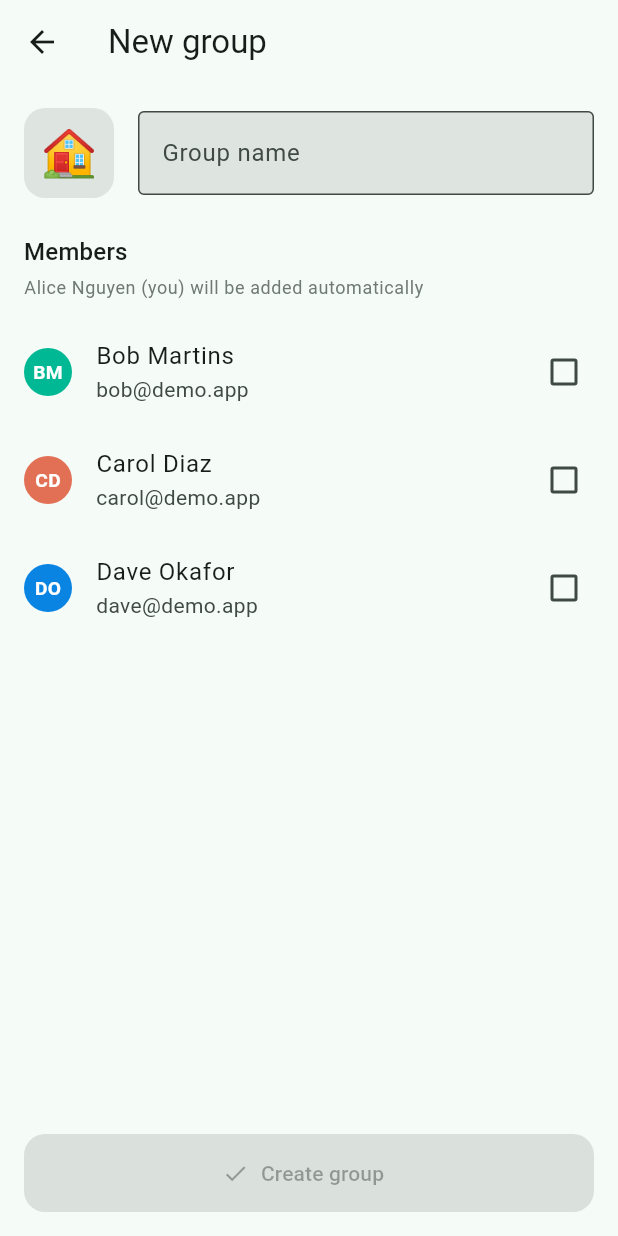
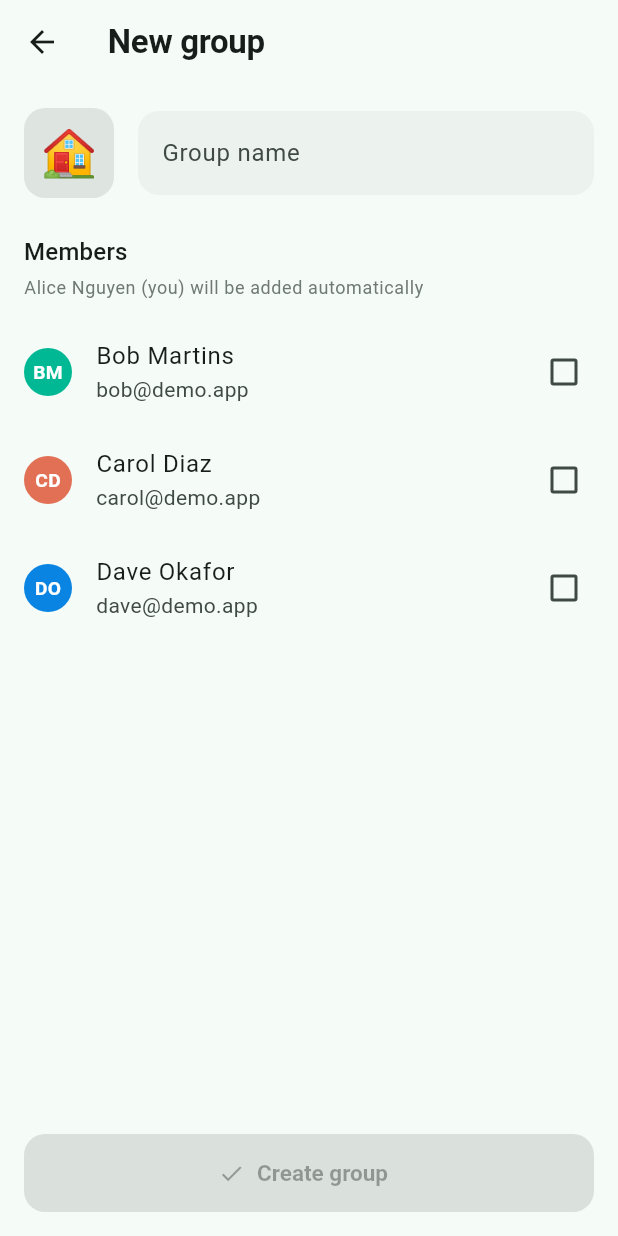
Before and after one commit to muhammadafzal-dev/splitwise_clone, a Flutter app: the screen it shows after launch, after a tap on "New group", on a phone screen of 412 x 824 dp. Run offline on Flutter 3.47's test engine with Material 3 defaults, Android fonts, the phone set to English and light mode, and no system bars; our stand-ins replace cloud_firestore, firebase_auth, firebase_core, flutter_riverpod, freezed_annotation, go_router; accounts and stored records are empty.

Commit message:
feat(ui): polish theme + expense detail sheet + success feedback
- richer M3 theme: rounded filled inputs, nav bar, chips, floating snackbars
- tap an expense to see the full per-person split breakdown
- greeting header + group total-spent header
- keep content visible on refresh instead of flashing a spinner

```diff
--- a/lib/app/theme.dart
+++ b/lib/app/theme.dart
@@ -18,34 +18,75 @@ class AppTheme {
       useMaterial3: true,
       colorScheme: colorScheme,
       scaffoldBackgroundColor: colorScheme.surface,
+      visualDensity: VisualDensity.adaptivePlatformDensity,
       appBarTheme: AppBarTheme(
         backgroundColor: colorScheme.surface,
         surfaceTintColor: colorScheme.surfaceTint,
         centerTitle: false,
         scrolledUnderElevation: 2,
+        titleTextStyle: TextStyle(
+          color: colorScheme.onSurface,
+          fontSize: 22,
+          fontWeight: FontWeight.w700,
+          letterSpacing: -0.2,
+        ),
       ),
       cardTheme: CardThemeData(
         elevation: 0,
         clipBehavior: Clip.antiAlias,
         shape: RoundedRectangleBorder(
-          borderRadius: BorderRadius.circular(16),
+          borderRadius: BorderRadius.circular(18),
           side: BorderSide(color: colorScheme.outlineVariant),
         ),
       ),
       listTileTheme: const ListTileThemeData(
         contentPadding: EdgeInsets.symmetric(horizontal: 16),
       ),
-      inputDecorationTheme: const InputDecorationTheme(
-        border: OutlineInputBorder(),
+      navigationBarTheme: NavigationBarThemeData(
+        elevation: 3,
+        height: 68,
+        backgroundColor: colorScheme.surface,
+        indicatorColor: colorScheme.primaryContainer,
+        labelTextStyle: WidgetStateProperty.resolveWith(
+          (states) => TextStyle(
+            fontSize: 12,
+            fontWeight: states.contains(WidgetState.selected)
+                ? FontWeight.w700
+                : FontWeight.w500,
+          ),
+        ),
+      ),
+      inputDecorationTheme: InputDecorationTheme(
         filled: true,
+        fillColor: colorScheme.surfaceContainerHighest.withValues(alpha: 0.4),
+        border: OutlineInputBorder(
+          borderRadius: BorderRadius.circular(14),
+          borderSide: BorderSide.none,
+        ),
+        enabledBorder: OutlineInputBorder(
+          borderRadius: BorderRadius.circular(14),
+          borderSide: BorderSide.none,
+        ),
+        focusedBorder: OutlineInputBorder(
+          borderRadius: BorderRadius.circular(14),
+          borderSide: BorderSide(color: colorScheme.primary, width: 2),
+        ),
       ),
       filledButtonTheme: FilledButtonThemeData(
         style: FilledButton.styleFrom(
           minimumSize: const Size.fromHeight(52),
+          textStyle: const TextStyle(fontSize: 15, fontWeight: FontWeight.w600),
           shape: RoundedRectangleBorder(
             borderRadius: BorderRadius.circular(14),
           ),
         ),
+      ),
+      chipTheme: ChipThemeData(
+        shape: RoundedRectangleBorder(borderRadius: BorderRadius.circular(10)),
+      ),
+      snackBarTheme: SnackBarThemeData(
+        behavior: SnackBarBehavior.floating,
+        shape: RoundedRectangleBorder(borderRadius: BorderRadius.circular(12)),
       ),
       dividerTheme: DividerThemeData(
         color: colorScheme.outlineVariant,
@@ -63,13 +104,13 @@ class BalanceColors {
 
   static Color positive(BuildContext context) =>
       Theme.of(context).brightness == Brightness.dark
-          ? const Color(0xFF4ADE80)
-          : const Color(0xFF15803D);
+      ? const Color(0xFF4ADE80)
+      : const Color(0xFF15803D);
 
   static Color negative(BuildContext context) =>
       Theme.of(context).brightness == Brightness.dark
-          ? const Color(0xFFFB7185)
-          : const Color(0xFFBE123C);
+      ? const Color(0xFFFB7185)
+      : const Color(0xFFBE123C);
 
   /// Colour for a signed amount: green if owed to you, red if you owe, muted if
   /// settled.
--- a/lib/core/widgets/async_value_view.dart
+++ b/lib/core/widgets/async_value_view.dart
@@ -21,8 +21,10 @@ class AsyncValueView<T> extends StatelessWidget {
 
   @override
   Widget build(BuildContext context) {
+    // skipLoadingOnRefresh (default true): keep showing existing data while a
+    // refresh is in flight instead of flashing the spinner. The spinner only
+    // shows on the very first load, when there is no data yet.
     return value.when(
-      skipLoadingOnRefresh: false,
       data: data,
       loading: () => LoadingView(message: loadingMessage),
       error: (error, _) =>
--- a/lib/features/groups/presentation/groups_screen.dart
+++ b/lib/features/groups/presentation/groups_screen.dart
@@ -58,8 +58,16 @@ class GroupsScreen extends ConsumerWidget {
           return RefreshIndicator(
             onRefresh: () async => ref.invalidate(groupsProvider),
             child: ListView(
-              padding: const EdgeInsets.fromLTRB(16, 16, 16, 96),
+              padding: const EdgeInsets.fromLTRB(16, 8, 16, 96),
               children: [
+                if (currentUser != null) ...[
+                  Text(
+                    'Hi, ${currentUser.name.split(' ').first} 👋',
+                    style: Theme.of(context).textTheme.headlineSmall
+                        ?.copyWith(fontWeight: FontWeight.w700),
+                  ),
+                  const SizedBox(height: 16),
+                ],
                 const OverallSummaryCard(),
                 const SizedBox(height: 20),
                 Text(
```
Also changed, not shown: lib/features/expenses/presentation/widgets/expense_detail_sheet.dart (added, +160 -0 lines), lib/features/expenses/presentation/widgets/expense_tile.dart (+15 -7 lines).
